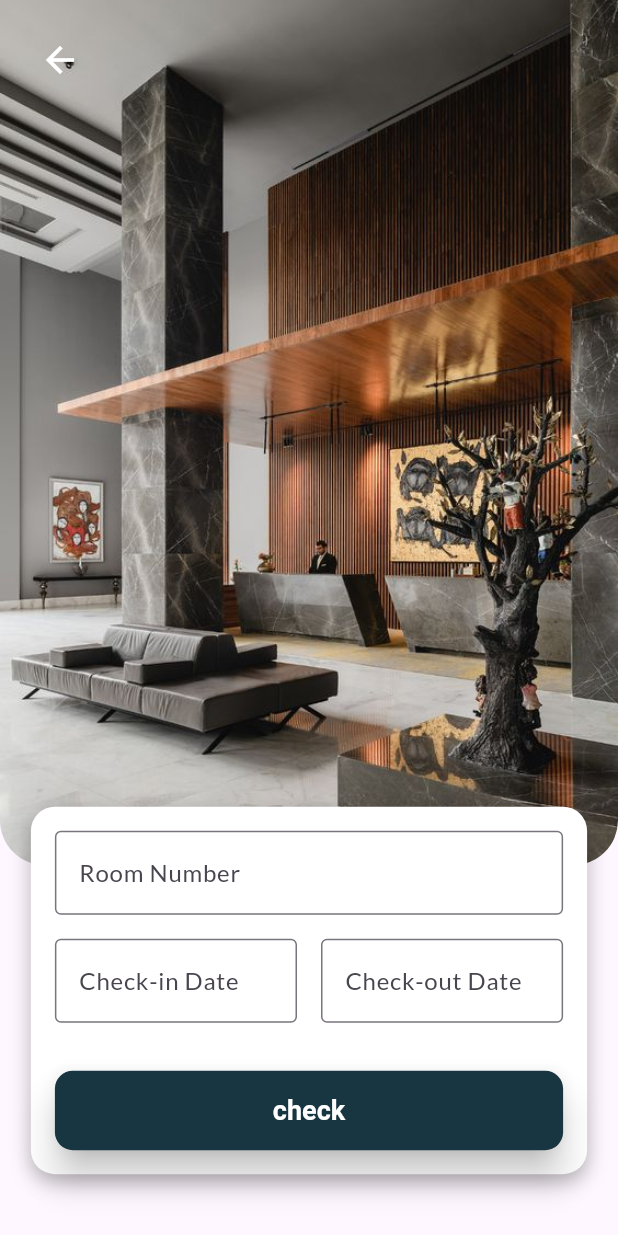
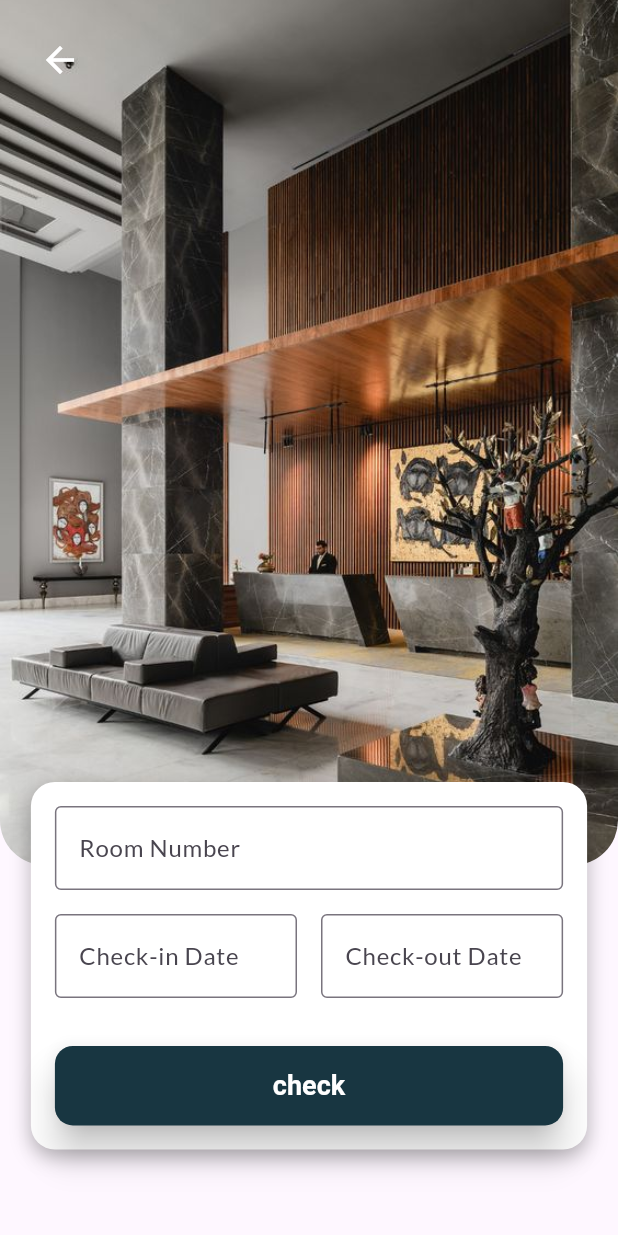
Before and after one commit to rudranil723/hotelapp2, a Flutter app: the CalendarScreen screen opened directly, on a phone screen of 412 x 824 dp. Run offline on Flutter 3.47's test engine with Material 3 defaults, Android fonts, the light colour scheme and no system bars.

Commit message:
smal change

```diff
--- a/lib/screens/calender.dart
+++ b/lib/screens/calender.dart
@@ -66,7 +66,7 @@ class _CalendarScreenState extends State<CalendarScreen> {
                 top: MediaQuery.of(context).size.height * 0.50,
                 left: MediaQuery.of(context).size.width * 0.05,
                 right: MediaQuery.of(context).size.width * 0.05,
-                bottom: MediaQuery.of(context).size.height * 0.05,
+                bottom: MediaQuery.of(context).size.height * 0.07,
               ),
               padding: EdgeInsets.all(16.0),
               decoration: BoxDecoration(
```
Also changed, not shown: lib/screens/login_screen.dart (+12 -0 lines).
